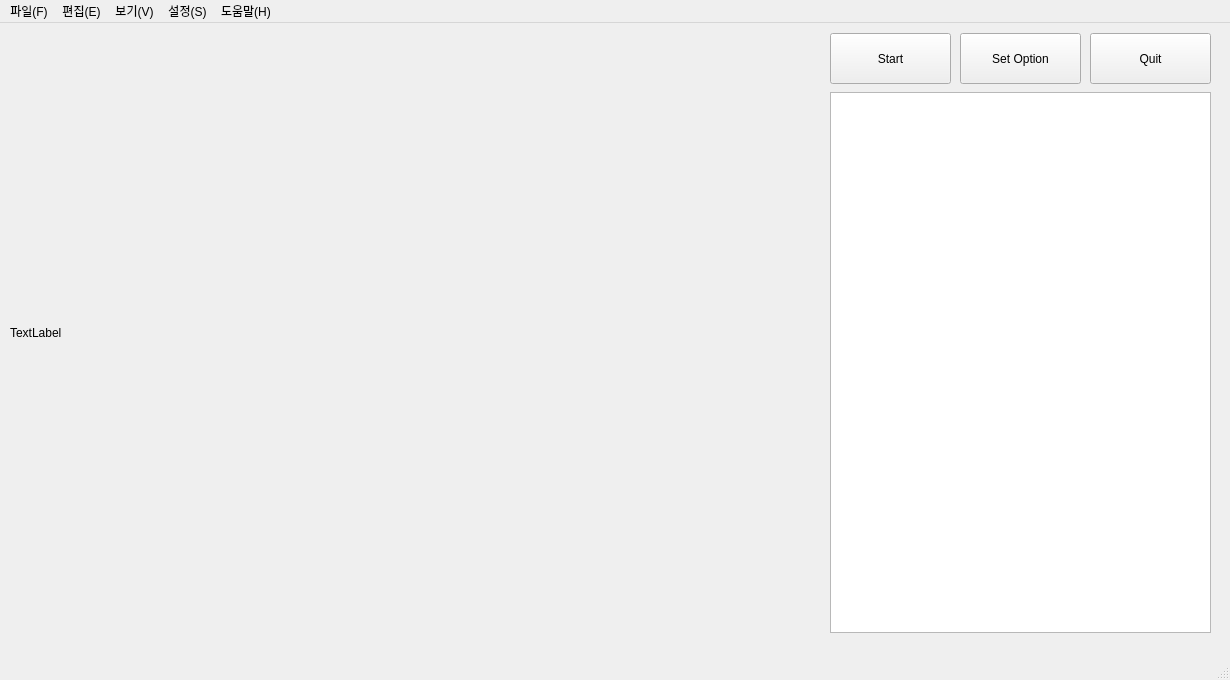
synml/motion-detector, file main.ui: the form before one commit.
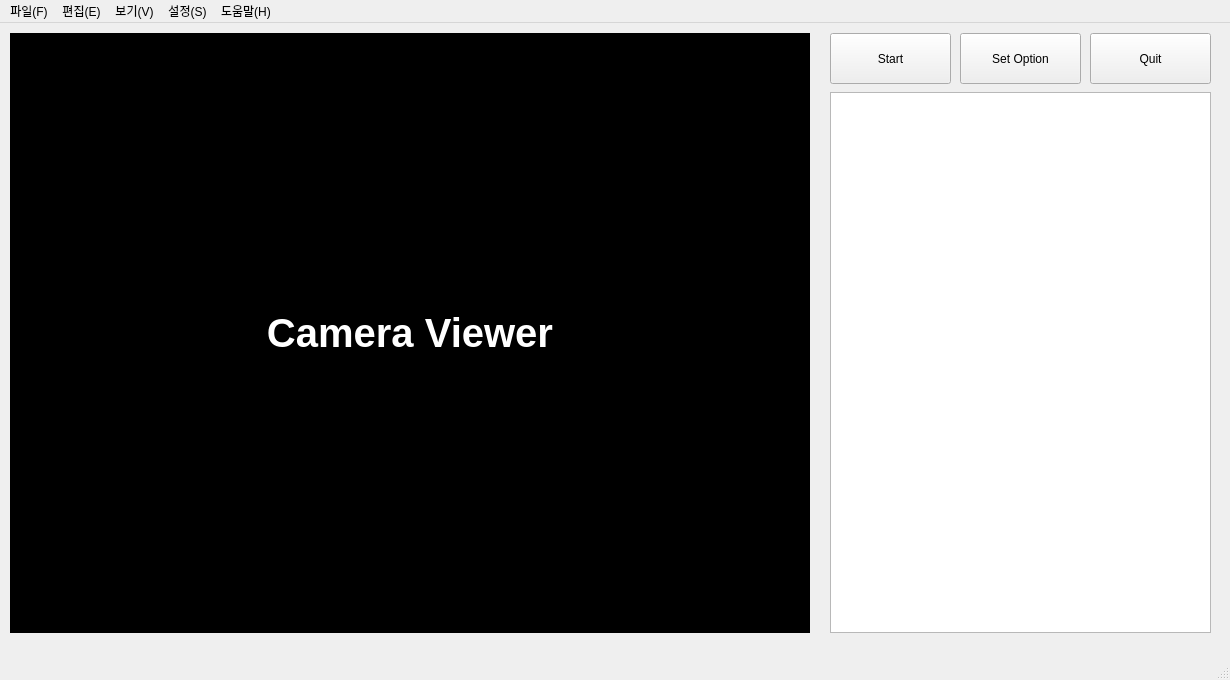
The form after the commit. Icons and pictures are not drawn.

Commit message: ui: camera viewer label 위젯 속성 변경

```diff
--- a/main.ui
+++ b/main.ui
@@ -53,8 +53,23 @@
       <height>600</height>
      </rect>
     </property>
+    <property name="font">
+     <font>
+      <family>Arial</family>
+      <pointsize>30</pointsize>
+      <weight>75</weight>
+      <bold>true</bold>
+     </font>
+    </property>
+    <property name="styleSheet">
+     <string notr="true">background-color: rgb(0, 0, 0);
+color: rgb(255, 255, 255);</string>
+    </property>
     <property name="text">
-     <string>TextLabel</string>
+     <string>Camera Viewer</string>
+    </property>
+    <property name="alignment">
+     <set>Qt::AlignCenter</set>
     </property>
    </widget>
    <widget class="QTextBrowser" name="textBrowser">
```
